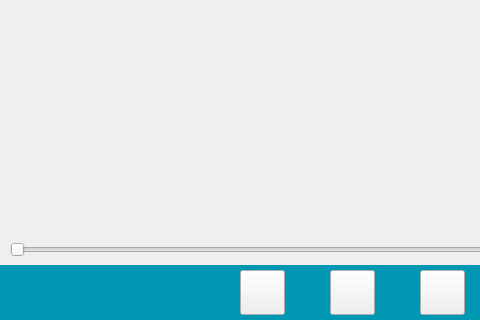
Qt form InterfaceEleve/interfaceaudio.ui (Sam-Depardieu/Labo-de-langue) before a commit; both pictures show x 0 to 480 and y 160 to 480 of the 800 by 480 pixel window.
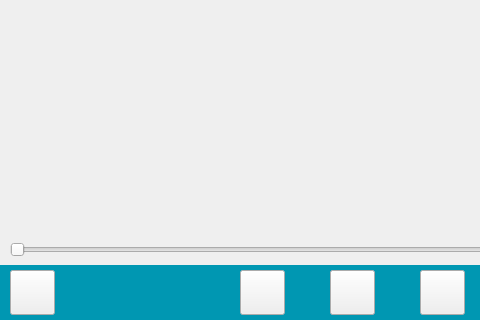
The same form after that commit.

```diff
--- a/InterfaceEleve/interfaceaudio.ui
+++ b/InterfaceEleve/interfaceaudio.ui
@@ -137,6 +137,19 @@
     <enum>Qt::Horizontal</enum>
    </property>
   </widget>
+  <widget class="QPushButton" name="pushButtonReset">
+   <property name="geometry">
+    <rect>
+     <x>10</x>
+     <y>430</y>
+     <width>45</width>
+     <height>45</height>
+    </rect>
+   </property>
+   <property name="text">
+    <string/>
+   </property>
+  </widget>
   <zorder>pushButton_2</zorder>
   <zorder>pushButton_Play</zorder>
   <zorder>pushButton_Avant</zorder>
@@ -146,6 +159,7 @@
   <zorder>horizontalLayoutWidget</zorder>
   <zorder>horizontalSliderSon</zorder>
   <zorder>horizontalSlider</zorder>
+  <zorder>pushButtonReset</zorder>
  </widget>
  <resources/>
  <connections/>
```
